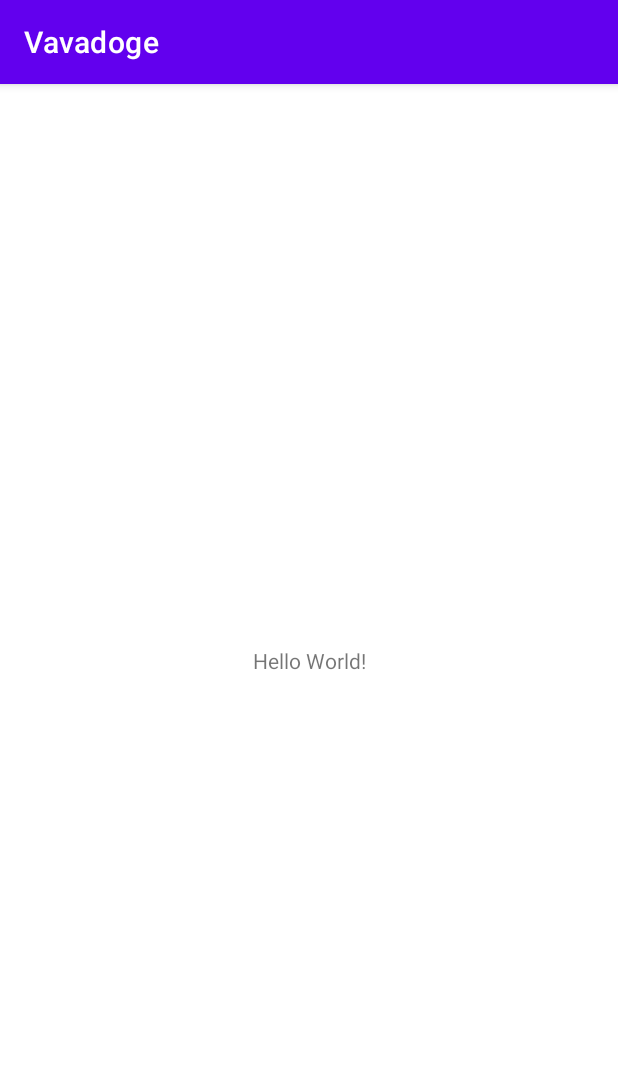
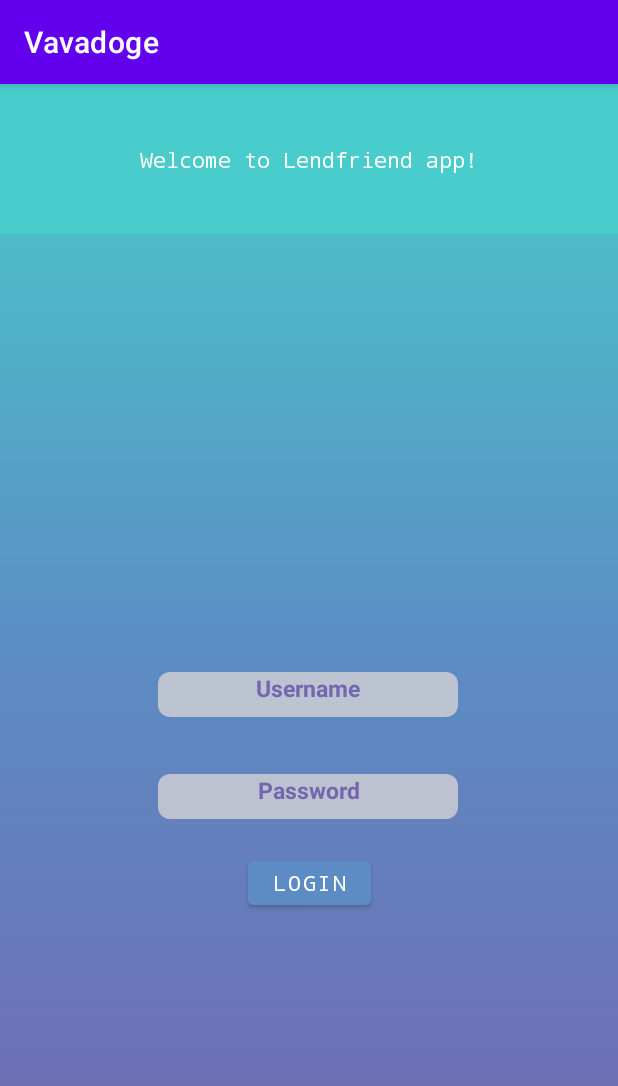
Before and after one commit to Vavadoge/Lendfriend, an Android app: the screen it shows after launch (MainActivity), on a phone screen of 412 x 824 dp. Shown: the top 1086 px of the screen. Run offline under Robolectric (Android 15) with nearby library versions, the phone set to English and light mode, and no system bars.

Commit message:
Login page updated

```diff
--- a/app/src/main/java/com/ktu/vavadoge/MainActivity.java
+++ b/app/src/main/java/com/ktu/vavadoge/MainActivity.java
@@ -9,6 +9,6 @@ public class MainActivity extends AppCompatActivity {
     @Override
     protected void onCreate(Bundle savedInstanceState) {
         super.onCreate(savedInstanceState);
-        setContentView(R.layout.activity_main);
+        setContentView(R.layout.activity_login);
     }
 }
--- /dev/null
+++ b/app/src/main/res/drawable/button.xml
@@ -0,0 +1,10 @@
+<?xml version="1.0" encoding="utf-8"?>
+<shape xmlns:android="http://schemas.android.com/apk/res/android"
+    android:shape="rectangle">
+    <solid android:color="#BEDDD7D7" />
+    <corners android:bottomRightRadius="8dp"
+        android:bottomLeftRadius="8dp"
+        android:topRightRadius="8dp"
+        android:topLeftRadius="8dp"/>
+
+</shape>
--- /dev/null
+++ b/app/src/main/res/drawable/gradient.xml
@@ -0,0 +1,12 @@
+<?xml version="1.0" encoding="utf-8"?>
+<shape xmlns:android="http://schemas.android.com/apk/res/android"
+    android:shape="rectangle">
+    <gradient
+        android:endColor="@color/first"
+        android:centerColor="@color/third"
+        android:startColor="@color/fourth"
+        android:type="linear"
+        android:angle="90"
+        />
+
+</shape>
--- a/app/src/main/res/layout/activity_login.xml
+++ b/app/src/main/res/layout/activity_login.xml
@@ -3,7 +3,90 @@
     xmlns:app="http://schemas.android.com/apk/res-auto"
     xmlns:tools="http://schemas.android.com/tools"
     android:layout_width="match_parent"
+    android:background="@drawable/gradient"
     android:layout_height="match_parent"
     tools:context=".Login">
 
+    <View
+        android:id="@+id/view"
+        android:layout_width="413dp"
+        android:layout_height="100dp"
+        android:background="@color/first"
+        app:layout_constraintEnd_toEndOf="parent"
+        app:layout_constraintTop_toTopOf="parent" />
+
+    <TextView
+        android:id="@+id/textView"
+        android:layout_width="wrap_content"
+        android:layout_height="wrap_content"
+        android:text="Welcome to Lendfriend app!"
+        android:fontFamily="monospace"
+        android:textColor="@color/white"
+        app:layout_constraintBottom_toBottomOf="@+id/view"
+        app:layout_constraintEnd_toEndOf="@+id/view"
+        app:layout_constraintStart_toStartOf="parent"
+        app:layout_constraintTop_toTopOf="@+id/view" />
+
+    <View
+        android:id="@+id/view2"
+        android:layout_width="334dp"
+        android:layout_height="124dp"
+        android:layout_marginTop="264dp"
+        android:outlineAmbientShadowColor="@color/fourth"
+        app:layout_constraintEnd_toEndOf="parent"
+        app:layout_constraintHorizontal_bias="0.833"
+        app:layout_constraintStart_toStartOf="parent"
+        app:layout_constraintTop_toBottomOf="@+id/view" />
+
+    <TextView
+        android:id="@+id/textView2"
+        android:layout_width="wrap_content"
+        android:layout_height="wrap_content"
+        android:layout_marginTop="392dp"
+        android:width="200dp"
+        android:height="30dp"
+        android:background="@drawable/button"
+        android:hint="Username"
+        android:textAlignment="center"
+        android:textSize="15dp"
+        android:textColorHint="@color/fourth"
+        android:textStyle="bold"
+        app:layout_constraintEnd_toEndOf="parent"
+        app:layout_constraintHorizontal_bias="0.496"
+        app:layout_constraintStart_toStartOf="parent"
+        app:layout_constraintTop_toTopOf="parent" />
+
+    <Button
+        android:id="@+id/button"
+        android:layout_width="82dp"
+        android:layout_height="41dp"
+        android:layout_marginTop="512dp"
+        android:fontFamily="monospace"
+        android:shadowColor="@color/first"
+        android:text="Login"
+        android:textColor="@color/white"
+        android:textColorHighlight="@color/third"
+        android:backgroundTint="@color/third"
+        app:layout_constraintEnd_toEndOf="parent"
+        app:layout_constraintStart_toStartOf="parent"
+        app:layout_constraintTop_toTopOf="parent" />
+
+    <TextView
+        android:id="@+id/textView3"
+        android:layout_width="wrap_content"
+        android:layout_height="wrap_content"
+        android:layout_marginTop="460dp"
+        android:width="200dp"
+        android:height="30dp"
+        android:background="@drawable/button"
+        android:hint="Password"
+        android:textColorHint="@color/fourth"
+        android:textStyle="bold"
+        android:textSize="15dp"
+        android:textAlignment="center"
+        app:layout_constraintEnd_toEndOf="parent"
+        app:layout_constraintHorizontal_bias="0.498"
+        app:layout_constraintStart_toStartOf="parent"
+        app:layout_constraintTop_toTopOf="parent" />
+
 </androidx.constraintlayout.widget.ConstraintLayout>
--- a/app/src/main/res/layout/activity_main.xml
+++ b/app/src/main/res/layout/activity_main.xml
@@ -11,6 +11,7 @@
         android:layout_height="wrap_content"
         android:text="Hello World!"
         app:layout_constraintBottom_toBottomOf="parent"
+        android:background="@drawable/gradient"
         app:layout_constraintLeft_toLeftOf="parent"
         app:layout_constraintRight_toRightOf="parent"
         app:layout_constraintTop_toTopOf="parent" />
--- a/app/src/main/res/values/colors.xml
+++ b/app/src/main/res/values/colors.xml
@@ -7,4 +7,10 @@
     <color name="teal_700">#FF018786</color>
     <color name="black">#FF000000</color>
     <color name="white">#FFFFFFFF</color>
+
+    <color name="first">#48cccc</color>
+    <color name="second">#58acd4</color>
+    <color name="third">#5c8cc3</color>
+    <color name="fourth">#7466af</color>
+    <color name="fifth">#74578c</color>
 </resources>
```
